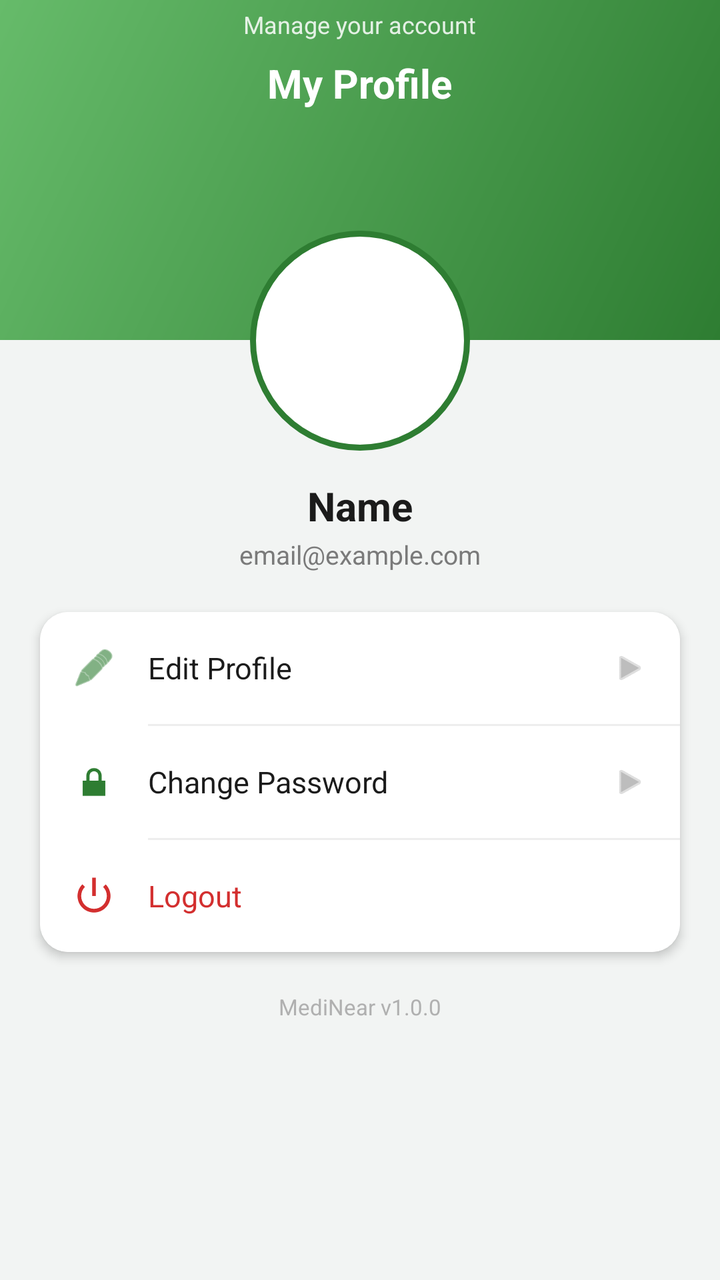
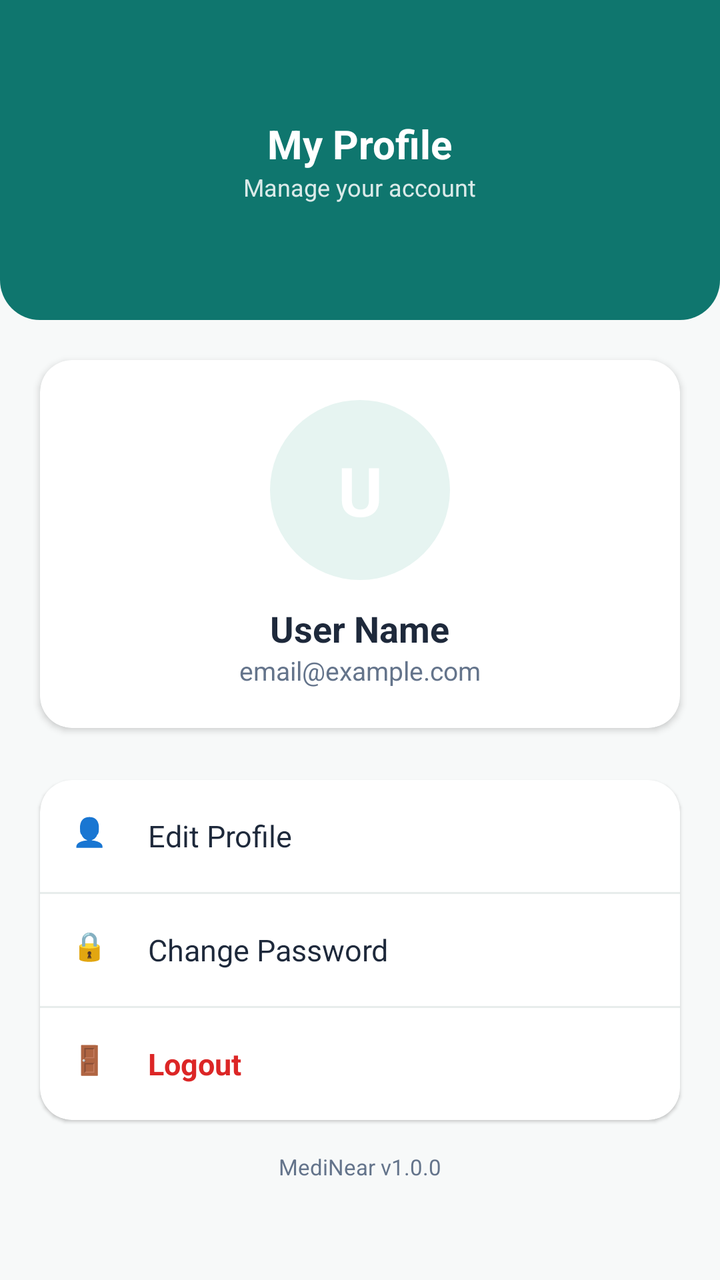

The first picture is an Android layout as it rendered before a commit; the second is the same layout after the commit. The layout source and the unified diff follow.
<!-- AndroidManifest.xml: application theme Theme.MediNear -->
<!-- res/layout/activity_profile.xml -->
<?xml version="1.0" encoding="utf-8"?>
<ScrollView xmlns:android="http://schemas.android.com/apk/res/android"
    xmlns:app="http://schemas.android.com/apk/res-auto"
    xmlns:tools="http://schemas.android.com/tools"
    android:layout_width="match_parent"
    android:layout_height="match_parent"
    android:background="#F2F4F3"
    android:fillViewport="true">

    <LinearLayout
        android:layout_width="match_parent"
        android:layout_height="wrap_content"
        android:orientation="vertical">

        
        <RelativeLayout
            android:layout_width="match_parent"
            android:layout_height="170dp"
            android:background="@drawable/gradient_header">

            <TextView
                android:layout_width="wrap_content"
                android:layout_height="wrap_content"
                android:layout_centerHorizontal="true"
                android:layout_marginTop="28dp"
                android:text="My Profile"
                android:textColor="@android:color/white"
                android:textSize="20sp"
                android:textStyle="bold" />

            <TextView
                android:layout_width="wrap_content"
                android:layout_height="wrap_content"
                android:layout_centerHorizontal="true"
                android:layout_marginTop="4dp"
                android:alpha="0.85"
                android:text="Manage your account"
                android:textColor="@android:color/white"
                android:textSize="12sp" />

        </RelativeLayout>

        
        <LinearLayout
            android:layout_width="match_parent"
            android:layout_height="wrap_content"
            android:layout_marginTop="-55dp"
            android:gravity="center_horizontal"
            android:orientation="vertical">

            <FrameLayout
                android:layout_width="110dp"
                android:layout_height="110dp"
                android:elevation="6dp">

                <TextView
                    android:id="@+id/tvAvatarInitial"
                    android:layout_width="match_parent"
                    android:layout_height="match_parent"
                    android:background="@drawable/circle_background"
                    android:gravity="center"
                    android:text="U"
                    android:textColor="@android:color/white"
                    android:textSize="42sp"
                    android:textStyle="bold" />

            </FrameLayout>

            <TextView
                android:id="@+id/tvUserName"
                android:layout_width="wrap_content"
                android:layout_height="wrap_content"
                android:layout_marginTop="14dp"
                android:text="Name"
                android:textColor="#1B1B1B"
                android:textSize="20sp"
                android:textStyle="bold" />

            <TextView
                android:id="@+id/tvUserEmail"
                android:layout_width="wrap_content"
                android:layout_height="wrap_content"
                android:layout_marginTop="2dp"
                android:text="email@example.com"
                android:textColor="#7A7A7A"
                android:textSize="13sp" />

        </LinearLayout>

        
        <androidx.cardview.widget.CardView
            android:layout_width="match_parent"
            android:layout_height="wrap_content"
            android:layout_margin="20dp"
            app:cardCornerRadius="14dp"
            app:cardElevation="3dp">

            <LinearLayout
                android:layout_width="match_parent"
                android:layout_height="wrap_content"
                android:orientation="vertical">

                
                <LinearLayout
                    android:id="@+id/rowEditProfile"
                    android:layout_width="match_parent"
                    android:layout_height="56dp"
                    android:background="@drawable/row_ripple"
                    android:clickable="true"
                    android:focusable="true"
                    android:gravity="center_vertical"
                    android:orientation="horizontal"
                    android:paddingStart="16dp"
                    android:paddingEnd="16dp">

                    <ImageView
                        android:layout_width="22dp"
                        android:layout_height="22dp"
                        android:contentDescription="Edit Profile"
                        android:src="@android:drawable/ic_menu_edit"
                        app:tint="#2E7D32" />

                    <TextView
                        android:layout_width="0dp"
                        android:layout_height="wrap_content"
                        android:layout_marginStart="16dp"
                        android:layout_weight="1"
                        android:text="Edit Profile"
                        android:textColor="#1B1B1B"
                        android:textSize="15sp" />

                    <ImageView
                        android:layout_width="18dp"
                        android:layout_height="18dp"
                        android:contentDescription="Go"
                        android:src="@android:drawable/ic_media_play"
                        app:tint="#BDBDBD" />

                </LinearLayout>

                <View
                    android:layout_width="match_parent"
                    android:layout_height="1dp"
                    android:layout_marginStart="54dp"
                    android:background="#EEEEEE" />

                
                <LinearLayout
                    android:id="@+id/rowChangePassword"
                    android:layout_width="match_parent"
                    android:layout_height="56dp"
                    android:background="@drawable/row_ripple"
                    android:clickable="true"
                    android:focusable="true"
                    android:gravity="center_vertical"
                    android:orientation="horizontal"
                    android:paddingStart="16dp"
                    android:paddingEnd="16dp">

                    <ImageView
                        android:layout_width="22dp"
                        android:layout_height="22dp"
                        android:contentDescription="Change Password"
                        android:src="@android:drawable/ic_lock_lock"
                        app:tint="#2E7D32" />

                    <TextView
                        android:layout_width="0dp"
                        android:layout_height="wrap_content"
                        android:layout_marginStart="16dp"
                        android:layout_weight="1"
                        android:text="Change Password"
                        android:textColor="#1B1B1B"
                        android:textSize="15sp" />

                    <ImageView
                        android:layout_width="18dp"
                        android:layout_height="18dp"
                        android:contentDescription="Go"
                        android:src="@android:drawable/ic_media_play"
                        app:tint="#BDBDBD" />

                </LinearLayout>

                <View
                    android:layout_width="match_parent"
                    android:layout_height="1dp"
                    android:layout_marginStart="54dp"
                    android:background="#EEEEEE" />

                
                <LinearLayout
                    android:id="@+id/rowLogout"
                    android:layout_width="match_parent"
                    android:layout_height="56dp"
                    android:background="@drawable/row_ripple"
                    android:clickable="true"
                    android:focusable="true"
                    android:gravity="center_vertical"
                    android:orientation="horizontal"
                    android:paddingStart="16dp"
                    android:paddingEnd="16dp">

                    <ImageView
                        android:layout_width="22dp"
                        android:layout_height="22dp"
                        android:contentDescription="Logout"
                        android:src="@android:drawable/ic_lock_power_off"
                        app:tint="#D32F2F" />

                    <TextView
                        android:layout_width="0dp"
                        android:layout_height="wrap_content"
                        android:layout_marginStart="16dp"
                        android:layout_weight="1"
                        android:text="Logout"
                        android:textColor="#D32F2F"
                        android:textSize="15sp" />

                </LinearLayout>

            </LinearLayout>

        </androidx.cardview.widget.CardView>

        
        <TextView
            android:layout_width="match_parent"
            android:layout_height="wrap_content"
            android:layout_marginBottom="24dp"
            android:gravity="center"
            android:text="MediNear v1.0.0"
            android:textColor="#B0B0B0"
            android:textSize="11sp" />

    </LinearLayout>

</ScrollView>
<!-- resources referenced by this layout -->
<resources>
  <!-- drawable circle_background (drawable) -->
  <?xml version="1.0" encoding="utf-8"?>
  <shape xmlns:android="http://schemas.android.com/apk/res/android"
      android:shape="oval">
      <solid android:color="#FFFFFF" />
      <stroke
          android:width="3dp"
          android:color="#2E7D32" />
  </shape>
  <!-- drawable gradient_header (drawable) -->
  <?xml version="1.0" encoding="utf-8"?>
  <shape xmlns:android="http://schemas.android.com/apk/res/android"
      android:shape="rectangle">
      <gradient
          android:startColor="#2E7D32"
          android:endColor="#66BB6A"
          android:angle="135" />
  </shape>
  <!-- drawable row_ripple (drawable) -->
  <?xml version="1.0" encoding="utf-8"?>
  <ripple xmlns:android="http://schemas.android.com/apk/res/android"
      android:color="#1A2E7D32">
      <item android:drawable="@android:color/white" />
  </ripple>
  <style name="Theme.MediNear" parent="Base.Theme.MediNear" />
  <style name="Base.Theme.MediNear" parent="Theme.Material3.DayNight.NoActionBar">
          
          <item name="colorPrimary">@color/brand_primary</item>
          <item name="colorOnPrimary">@android:color/white</item>
          <item name="colorPrimaryContainer">@color/brand_primary_soft</item>
          <item name="colorOnPrimaryContainer">@color/brand_primary_dark</item>
  
          
          <item name="colorSecondary">@color/brand_primary</item>
          <item name="colorOnSecondary">@android:color/white</item>
          <item name="colorSecondaryContainer">@color/brand_primary_soft</item>
          <item name="colorOnSecondaryContainer">@color/brand_primary_dark</item>
  
          
          <item name="android:colorBackground">@color/bg_screen</item>
          <item name="colorSurface">@color/surface_card</item>
          <item name="colorOnSurface">@color/text_primary</item>
  
          
          <item name="colorError">@color/danger</item>
  
          
          <item name="android:statusBarColor">@color/brand_primary_dark</item>
      </style>
  <color name="brand_primary">#0F766E</color>
  <color name="brand_primary_soft">#E6F4F1</color>
  <color name="brand_primary_dark">#0B5750</color>
  <color name="bg_screen">#F7F9F9</color>
  <color name="surface_card">#FFFFFF</color>
  <color name="text_primary">#1E293B</color>
  <color name="danger">#DC2626</color>
</resources>

<!-- the commit's change to res/layout/activity_profile.xml (unified diff, before → after) -->
@@ -1,10 +1,9 @@
 <?xml version="1.0" encoding="utf-8"?>
 <ScrollView xmlns:android="http://schemas.android.com/apk/res/android"
     xmlns:app="http://schemas.android.com/apk/res-auto"
-    xmlns:tools="http://schemas.android.com/tools"
     android:layout_width="match_parent"
     android:layout_height="match_parent"
-    android:background="#F2F4F3"
+    android:background="@drawable/bg_screen_gradient"
     android:fillViewport="true">
 
     <LinearLayout
@@ -13,78 +12,28 @@
         android:orientation="vertical">
 
         
-        <RelativeLayout
-            android:layout_width="match_parent"
-            android:layout_height="170dp"
-            android:background="@drawable/gradient_header">
+        <LinearLayout
+            android:layout_width="match_parent"
+            android:layout_height="160dp"
+            android:background="@drawable/bg_header_gradient"
+            android:gravity="center"
+            android:orientation="vertical">
 
             <TextView
                 android:layout_width="wrap_content"
                 android:layout_height="wrap_content"
-                android:layout_centerHorizontal="true"
-                android:layout_marginTop="28dp"
                 android:text="My Profile"
                 android:textColor="@android:color/white"
                 android:textSize="20sp"
-                android:textStyle="bold" />
+                android:textStyle="bold"/>
 
             <TextView
                 android:layout_width="wrap_content"
                 android:layout_height="wrap_content"
-                android:layout_centerHorizontal="true"
-                android:layout_marginTop="4dp"
-                android:alpha="0.85"
                 android:text="Manage your account"
                 android:textColor="@android:color/white"
-                android:textSize="12sp" />
-
-        </RelativeLayout>
-
-        
-        <LinearLayout
-            android:layout_width="match_parent"
-            android:layout_height="wrap_content"
-            android:layout_marginTop="-55dp"
-            android:gravity="center_horizontal"
-            android:orientation="vertical">
-
-            <FrameLayout
-                android:layout_width="110dp"
-                android:layout_height="110dp"
-                android:elevation="6dp">
-
-                <TextView
-                    android:id="@+id/tvAvatarInitial"
-                    android:layout_width="match_parent"
-                    android:layout_height="match_parent"
-                    android:background="@drawable/circle_background"
-                    android:gravity="center"
-                    android:text="U"
-                    android:textColor="@android:color/white"
-                    android:textSize="42sp"
-                    android:textStyle="bold" />
-
-            </FrameLayout>
-
-            <TextView
-                android:id="@+id/tvUserName"
-                android:layout_width="wrap_content"
-                android:layout_height="wrap_content"
-                android:layout_marginTop="14dp"
-                android:text="Name"
-                android:textColor="#1B1B1B"
-                android:textSize="20sp"
-                android:textStyle="bold" />
-
-            <TextView
-                android:id="@+id/tvUserEmail"
-                android:layout_width="wrap_content"
-                android:layout_height="wrap_content"
-                android:layout_marginTop="2dp"
-                android:text="email@example.com"
-                android:textColor="#7A7A7A"
-                android:textSize="13sp" />
-
+                android:alpha="0.85"
+                android:textSize="12sp"/>
         </LinearLayout>
 
         
@@ -92,8 +41,64 @@
             android:layout_width="match_parent"
             android:layout_height="wrap_content"
             android:layout_margin="20dp"
-            app:cardCornerRadius="14dp"
-            app:cardElevation="3dp">
+            app:cardCornerRadius="16dp"
+            app:cardElevation="2dp"
+            app:cardBackgroundColor="@color/surface_card">
+
+            <LinearLayout
+                android:layout_width="match_parent"
+                android:layout_height="wrap_content"
+                android:orientation="vertical"
+                android:gravity="center_horizontal"
+                android:padding="20dp">
+
+                <FrameLayout
+                    android:layout_width="90dp"
+                    android:layout_height="90dp"
+                    android:background="@drawable/circle_icon_bg_profile">
+
+                    <TextView
+                        android:id="@+id/tvAvatarInitial"
+                        android:layout_width="match_parent"
+                        android:layout_height="match_parent"
+                        android:gravity="center"
+                        android:text="U"
+                        android:textColor="@android:color/white"
+                        android:textSize="34sp"
+                        android:textStyle="bold"/>
+                </FrameLayout>
+
+                <TextView
+                    android:id="@+id/tvUserName"
+                    android:layout_width="wrap_content"
+                    android:layout_height="wrap_content"
+                    android:layout_marginTop="12dp"
+                    android:text="User Name"
+                    android:textColor="@color/text_primary"
+                    android:textSize="18sp"
+                    android:textStyle="bold"/>
+
+                <TextView
+                    android:id="@+id/tvUserEmail"
+                    android:layout_width="wrap_content"
+                    android:layout_height="wrap_content"
+                    android:text="email@example.com"
+                    android:textColor="@color/text_secondary"
+                    android:textSize="13sp"/>
+            </LinearLayout>
+
+        </androidx.cardview.widget.CardView>
+
+        
+        <androidx.cardview.widget.CardView
+            android:layout_width="match_parent"
+            android:layout_height="wrap_content"
+            android:layout_marginStart="20dp"
+            android:layout_marginEnd="20dp"
+            android:layout_marginTop="6dp"
+            app:cardCornerRadius="16dp"
+            app:cardElevation="1dp"
+            app:cardBackgroundColor="@color/surface_card">
 
             <LinearLayout
                 android:layout_width="match_parent"
@@ -105,118 +110,83 @@
                     android:id="@+id/rowEditProfile"
                     android:layout_width="match_parent"
                     android:layout_height="56dp"
-                    android:background="@drawable/row_ripple"
-                    android:clickable="true"
-                    android:focusable="true"
+                    android:padding="16dp"
                     android:gravity="center_vertical"
                     android:orientation="horizontal"
-                    android:paddingStart="16dp"
-                    android:paddingEnd="16dp">
-
-                    <ImageView
-                        android:layout_width="22dp"
-                        android:layout_height="22dp"
-                        android:contentDescription="Edit Profile"
-                        android:src="@android:drawable/ic_menu_edit"
-                        app:tint="#2E7D32" />
+                    android:background="?android:attr/selectableItemBackground">
+
+                    <TextView
+                        android:layout_width="24dp"
+                        android:layout_height="24dp"
+                        android:text="👤"/>
 
                     <TextView
                         android:layout_width="0dp"
                         android:layout_height="wrap_content"
-                        android:layout_marginStart="16dp"
                         android:layout_weight="1"
+                        android:layout_marginStart="14dp"
                         android:text="Edit Profile"
-                        android:textColor="#1B1B1B"
-                        android:textSize="15sp" />
-
-                    <ImageView
-                        android:layout_width="18dp"
-                        android:layout_height="18dp"
-                        android:contentDescription="Go"
-                        android:src="@android:drawable/ic_media_play"
-                        app:tint="#BDBDBD" />
-
+                        android:textColor="@color/text_primary"
+                        android:textSize="15sp"/>
                 </LinearLayout>
 
                 <View
                     android:layout_width="match_parent"
                     android:layout_height="1dp"
-                    android:layout_marginStart="54dp"
-                    android:background="#EEEEEE" />
+                    android:background="@color/border_subtle"/>
 
                 
                 <LinearLayout
                     android:id="@+id/rowChangePassword"
                     android:layout_width="match_parent"
                     android:layout_height="56dp"
-                    android:background="@drawable/row_ripple"
-                    android:clickable="true"
-                    android:focusable="true"
+                    android:padding="16dp"
                     android:gravity="center_vertical"
-                    android:orientation="horizontal"
-                    android:paddingStart="16dp"
-                    android:paddingEnd="16dp">
-
-                    <ImageView
-                        android:layout_width="22dp"
-                        android:layout_height="22dp"
-                        android:contentDescription="Change Password"
-                        android:src="@android:drawable/ic_lock_lock"
-                        app:tint="#2E7D32" />
+                    android:orientation="horizontal">
+
+                    <TextView
+                        android:layout_width="24dp"
+                        android:layout_height="24dp"
+                        android:text="🔒"/>
 
                     <TextView
                         android:layout_width="0dp"
                         android:layout_height="wrap_content"
-                        android:layout_marginStart="16dp"
                         android:layout_weight="1"
+                        android:layout_marginStart="14dp"
                         android:text="Change Password"
-                        android:textColor="#1B1B1B"
-                        android:textSize="15sp" />
-
-                    <ImageView
-                        android:layout_width="18dp"
-                        android:layout_height="18dp"
-                        android:contentDescription="Go"
-                        android:src="@android:drawable/ic_media_play"
-                        app:tint="#BDBDBD" />
-
+                        android:textColor="@color/text_primary"
+                        android:textSize="15sp"/>
                 </LinearLayout>
 
                 <View
                     android:layout_width="match_parent"
                     android:layout_height="1dp"
-                    android:layout_marginStart="54dp"
-                    android:background="#EEEEEE" />
+                    android:background="@color/border_subtle"/>
 
                 
                 <LinearLayout
                     android:id="@+id/rowLogout"
                     android:layout_width="match_parent"
                     android:layout_height="56dp"
-                    android:background="@drawable/row_ripple"
-                    android:clickable="true"
-                    android:focusable="true"
+                    android:padding="16dp"
                     android:gravity="center_vertical"
-                    android:orientation="horizontal"
-                    android:paddingStart="16dp"
-                    android:paddingEnd="16dp">
-
-                    <ImageView
-                        android:layout_width="22dp"
-                        android:layout_height="22dp"
-                        android:contentDescription="Logout"
-                        android:src="@android:drawable/ic_lock_power_off"
-                        app:tint="#D32F2F" />
+                    android:orientation="horizontal">
+
+                    <TextView
+                        android:layout_width="24dp"
+                        android:layout_height="24dp"
+                        android:text="🚪"/>
 
                     <TextView
                         android:layout_width="0dp"
                         android:layout_height="wrap_content"
-                        android:layout_marginStart="16dp"
                         android:layout_weight="1"
+                        android:layout_marginStart="14dp"
                         android:text="Logout"
-                        android:textColor="#D32F2F"
-                        android:textSize="15sp" />
-
+                        android:textColor="@color/danger"
+                        android:textStyle="bold"
+                        android:textSize="15sp"/>
                 </LinearLayout>
 
             </LinearLayout>
@@ -227,11 +197,12 @@
         <TextView
             android:layout_width="match_parent"
             android:layout_height="wrap_content"
+            android:gravity="center"
+            android:layout_marginTop="16dp"
             android:layout_marginBottom="24dp"
-            android:gravity="center"
             android:text="MediNear v1.0.0"
-            android:textColor="#B0B0B0"
-            android:textSize="11sp" />
+            android:textColor="@color/text_secondary"
+            android:textSize="11sp"/>
 
     </LinearLayout>
 
<!-- resource entries referenced after the edit -->
@@ -1,29 +1,6 @@
 <!-- resources referenced by this layout -->
 <resources>
-  <!-- drawable circle_background (drawable) -->
-  <?xml version="1.0" encoding="utf-8"?>
-  <shape xmlns:android="http://schemas.android.com/apk/res/android"
-      android:shape="oval">
-      <solid android:color="#FFFFFF" />
-      <stroke
-          android:width="3dp"
-          android:color="#2E7D32" />
-  </shape>
-  <!-- drawable gradient_header (drawable) -->
-  <?xml version="1.0" encoding="utf-8"?>
-  <shape xmlns:android="http://schemas.android.com/apk/res/android"
-      android:shape="rectangle">
-      <gradient
-          android:startColor="#2E7D32"
-          android:endColor="#66BB6A"
-          android:angle="135" />
-  </shape>
-  <!-- drawable row_ripple (drawable) -->
-  <?xml version="1.0" encoding="utf-8"?>
-  <ripple xmlns:android="http://schemas.android.com/apk/res/android"
-      android:color="#1A2E7D32">
-      <item android:drawable="@android:color/white" />
-  </ripple>
+  <color name="border_subtle">#E7ECEB</color>
   <style name="Theme.MediNear" parent="Base.Theme.MediNear" />
   <style name="Base.Theme.MediNear" parent="Theme.Material3.DayNight.NoActionBar">
           
@@ -55,6 +32,26 @@
   <color name="bg_screen">#F7F9F9</color>
   <color name="surface_card">#FFFFFF</color>
   <color name="text_primary">#1E293B</color>
+  <color name="text_secondary">#64748B</color>
+  <!-- drawable bg_header_gradient (drawable) -->
+  <?xml version="1.0" encoding="utf-8"?>
+  <shape xmlns:android="http://schemas.android.com/apk/res/android">
+      <solid android:color="@color/brand_primary" />
+      <corners
+          android:bottomLeftRadius="20dp"
+          android:bottomRightRadius="20dp" />
+  </shape>
+  <!-- drawable bg_screen_gradient (drawable) -->
+  <?xml version="1.0" encoding="utf-8"?>
+  <shape xmlns:android="http://schemas.android.com/apk/res/android">
+      <solid android:color="@color/bg_screen" />
+  </shape>
+  <!-- drawable circle_icon_bg_profile (drawable) -->
+  <?xml version="1.0" encoding="utf-8"?>
+  <shape xmlns:android="http://schemas.android.com/apk/res/android"
+      android:shape="oval">
+      <solid android:color="@color/brand_primary_soft" />
+  </shape>
   <color name="danger">#DC2626</color>
 </resources>
 
